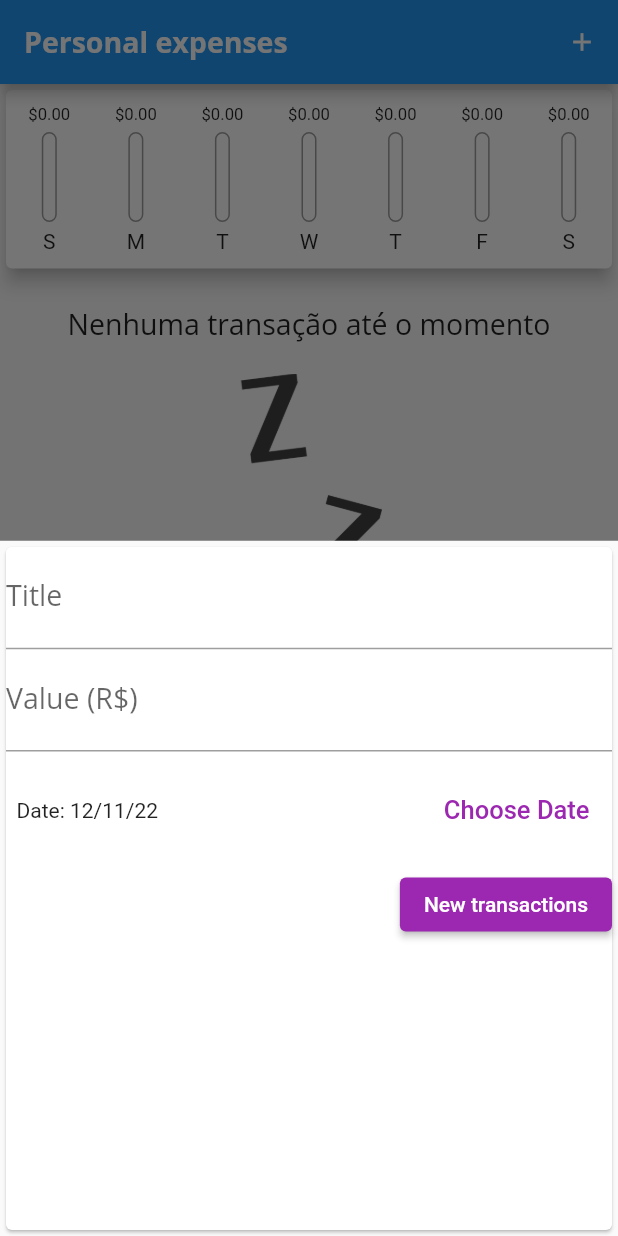
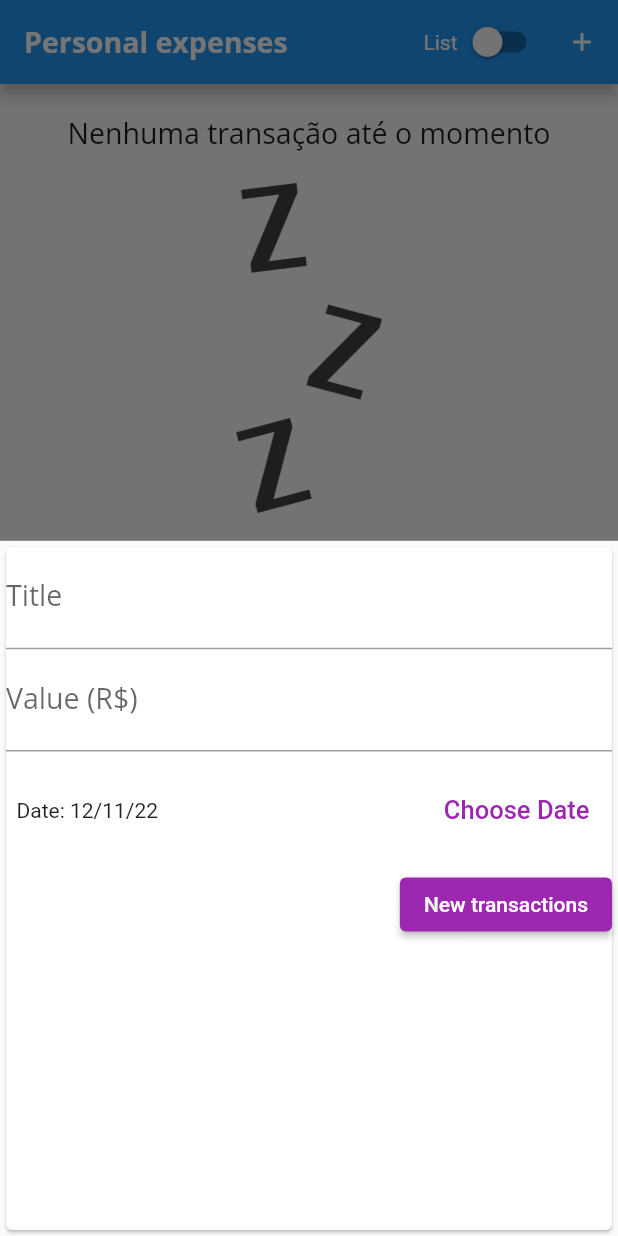
Before and after one commit to kenjimaeda54/expenses-flutter, a Flutter app: the screen it shows after launch, after a tap on the "add" icon, on a phone screen of 412 x 824 dp. Run offline on Flutter 3.47's test engine with Material 2 defaults, Android fonts, the phone set to English and light mode, and no system bars; missing offline and left inert: dart:ffi.

Commit message:
feat: create ternary for render graphic or list

```diff
--- a/lib/components/card-graphic-bar.dart
+++ b/lib/components/card-graphic-bar.dart
@@ -16,24 +16,28 @@ class CardGraphicBar extends StatelessWidget {
 
   @override
   Widget build(BuildContext context) {
+    return LayoutBuilder(
+      //constraint e o espaco interno que preciso
+      builder: (context, constraint) {
         return Column(
           children: [
             //com esse tamanho garonto que o texto havera uma alterara fixa e nao mais conforme
             //container
             SizedBox(
-          height: 13,
+              height: constraint.maxHeight * 0.15,
               child: FittedBox(
                 //para que o texto diinua para caber dentor do container
                 child: Text(
                   "\$$value",
-              style: const TextStyle(fontSize: 12, fontWeight: FontWeight.w400),
+                  style: const TextStyle(
+                      fontSize: 12, fontWeight: FontWeight.w400),
                 ),
               ),
             ),
-        const SizedBox(height: 5),
+            SizedBox(height: constraint.maxHeight * 0.05),
             SizedBox(
-          height: 60,
-          width: 10,
+              height: constraint.maxHeight * 0.6,
+              width: constraint.maxWidth * 0.2,
               //sobrepopr um elemento em cima do outro
               child: Stack(
                 alignment: Alignment.bottomCenter,
@@ -41,7 +45,9 @@ class CardGraphicBar extends StatelessWidget {
                   Container(
                     decoration: BoxDecoration(
                       border: Border.all(
-                      color: Colors.grey, width: 1, style: BorderStyle.solid),
+                          color: Colors.grey,
+                          width: 1,
+                          style: BorderStyle.solid),
                       borderRadius: BorderRadius.circular(5),
                     ),
                   ),
@@ -57,9 +63,11 @@ class CardGraphicBar extends StatelessWidget {
                 ],
               ),
             ),
-        const SizedBox(height: 5),
+            SizedBox(height: constraint.maxHeight * 0.05),
             Text(label)
           ],
         );
+      },
+    );
   }
 }
--- a/lib/components/card-graphic.dart
+++ b/lib/components/card-graphic.dart
@@ -1,3 +1,5 @@
+import 'dart:ffi';
+
 import 'package:expenses/components/card-graphic-bar.dart';
 import 'package:intl/intl.dart';
 import "../models/transaction.dart";
@@ -38,7 +40,7 @@ class CardGraphic extends StatelessWidget {
     }).reversed.toList();
   }
 
-  double get _wekTotalValue {
+  get _wekTotalValue {
     //fold e identico ao reduce
     return groupTransactions.fold(
         0.0, (previousValue, it) => previousValue + (it["value"] as double));
--- a/lib/components/transactions_form.dart
+++ b/lib/components/transactions_form.dart
@@ -57,7 +57,9 @@ class _TransactionsFormState extends State<TransactionsForm> {
             controller: valueController,
             keyboardType: const TextInputType.numberWithOptions(decimal: true),
             onSubmitted: (_) => widget.handleSubmit(
-                title: titleController.text, value: valueController.text),
+                title: titleController.text,
+                value: valueController.text,
+                dateTime: dateSelected),
             decoration: const InputDecoration(
               labelText: "Value (R\$)",
             ),
@@ -88,7 +90,9 @@ class _TransactionsFormState extends State<TransactionsForm> {
                       backgroundColor:
                           MaterialStateProperty.all(Colors.purple)),
                   onPressed: () => widget.handleSubmit(
-                      title: titleController.text, value: valueController.text),
+                      title: titleController.text,
+                      value: valueController.text,
+                      dateTime: dateSelected),
                   child: const Text(
                     "New transactions",
                     style: TextStyle(color: Colors.white),
--- a/lib/main.dart
+++ b/lib/main.dart
@@ -51,6 +51,7 @@ class HomeScreen extends StatefulWidget {
 
 class _HomeScreenState extends State<HomeScreen> {
   final List<Transaction> _transactions = [];
+  bool showGraphic = false;
 
   //setState() or markNeedsBuild called during build
   //se acontecer isso de uma olhada se o botao nao esta chamando uma funcao
@@ -97,12 +98,32 @@ class _HomeScreenState extends State<HomeScreen> {
         .toList();
   }
 
+  _removeTransaction(String id) {
+    setState(() {
+      _transactions.removeWhere((it) => it.id == id);
+    });
+  }
+
+  _renderGraphicOrList(bool value) {
+    setState(() {
+      showGraphic = value;
+    });
+  }
+
   @override
   Widget build(BuildContext context) {
-    return Scaffold(
-      appBar: AppBar(
+    final appBar = AppBar(
       title: const Text("Personal expenses"),
       actions: [
+        Row(
+          children: [
+            Text(showGraphic ? "Grapich" : "List"),
+            Switch(
+              value: showGraphic,
+              onChanged: _renderGraphicOrList,
+            ),
+          ],
+        ),
         IconButton(
             onPressed: () => _handleOpenModal(context),
             icon: const Icon(
@@ -110,7 +131,15 @@ class _HomeScreenState extends State<HomeScreen> {
               size: 20,
             ))
       ],
-      ),
+    );
+
+    //altura disponivel total  - padding acima que o status bar - tamanho do app bar
+    final avaibleHeigth = MediaQuery.of(context).size.height -
+        MediaQuery.of(context).padding.top -
+        appBar.preferredSize.height;
+
+    return Scaffold(
+      appBar: appBar,
       //este compoenente se estiver fora do Scaffold ira precisar de uma altera definada
       //se nao ira acusar overflow
 
@@ -124,12 +153,14 @@ class _HomeScreenState extends State<HomeScreen> {
           // ao maximo o filho
           crossAxisAlignment: CrossAxisAlignment.stretch,
           children: [
-            SizedBox(
+            showGraphic
+                ? SizedBox(
                     width: double.infinity,
-              child: CardGraphic(_recentTransactions),
-            ),
-            SizedBox(
-              height: 300,
+                    child: SizedBox(
+                        height: avaibleHeigth * 0.25,
+                        child: CardGraphic(_recentTransactions)),
+                  )
+                : SizedBox(
                     //repara que o ternario fica apos o child pois ele espera um filho
                     //nao dentro do list view,pois list view ira usar o transactions
                     child: _transactions.isEmpty
@@ -156,15 +187,21 @@ class _HomeScreenState extends State<HomeScreen> {
                               )
                             ],
                           )
-                  : ListView.builder(
+                        : SizedBox(
+                            height: avaibleHeigth * 0.75,
+                            child: ListView.builder(
                                 itemCount: _transactions.length,
                                 itemBuilder: (ctx, index) {
                                   final it = _transactions[index];
                                   return CardTransactions(
                                       value: it.value.toStringAsFixed(2),
                                       title: it.title,
-                            date: DateFormat("d MMM y").format(it.date));
+                                      removeTransaction: () =>
+                                          _removeTransaction(it.id),
+                                      date: DateFormat("d MMM y")
+                                          .format(it.date));
                                 }),
+                          ),
                   ),
           ],
         ),
```
Also changed, not shown: lib/components/card_transactions.dart (+15 -6 lines). Lines whose indentation alone changed are shown as unchanged.
